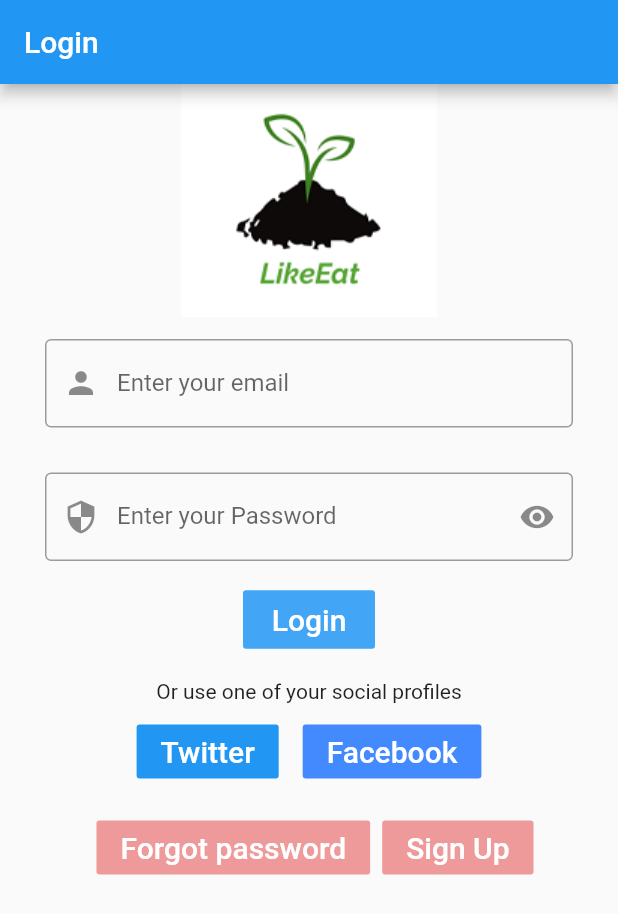
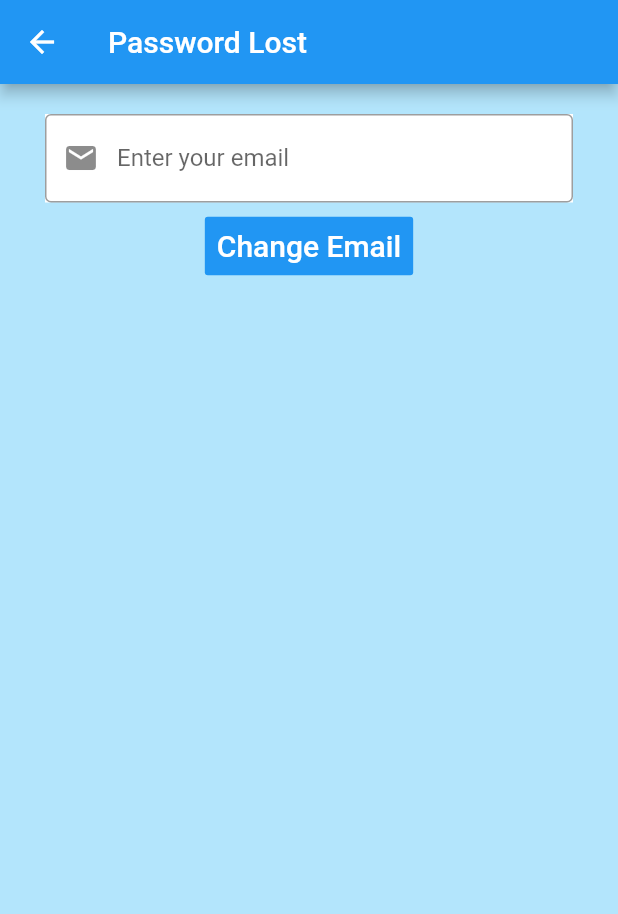
Before and after one commit to cysko7927/like_eat, a Flutter app: the screen it shows after launch, after a tap on "Forgot password", on a phone screen of 412 x 824 dp. Shown: the top 914 px of the screen. Run offline on Flutter 3.47's test engine with Material 2 defaults, Android fonts, the phone set to English and light mode, and no system bars; our stand-ins replace cloud_firestore, firebase_auth, firebase_core, shared_preferences; missing offline and left inert: dart:ffi, direct_select; accounts and stored records are empty.

Commit message:
password recovery updated

```diff
--- /dev/null
+++ b/lib/View/Wrapper/Authenticate/LostPasswordView.dart
@@ -0,0 +1,101 @@
+import 'package:firebase_auth/firebase_auth.dart';
+import 'package:flutter/material.dart';
+import 'package:like_eat/ViewModel/SessionManager.dart';
+import 'package:like_eat/ViewModel/UserDataManager.dart';
+
+class LostPassword extends StatefulWidget {
+  @override
+  _LostPasswordState createState() => _LostPasswordState();
+}
+
+class _LostPasswordState extends State<LostPassword> {
+  final AuthService _auth = AuthService();
+  //attribute for the form
+  final _formKey = GlobalKey<FormState>();
+
+  TextEditingController emailController = TextEditingController();
+
+  //State
+  String email = '';
+
+  @override
+  Widget build(BuildContext context) {
+    //Check if the email is valid in the format with this regular expression
+    bool emailValid = RegExp(
+            r"^[a-zA-Z0-9.a-zA-Z0-9.!#$%&'*+-/=?^_`{|}~]+@[a-zA-Z0-9]+\.[a-zA-Z]+")
+        .hasMatch(email);
+    return Scaffold(
+        backgroundColor: Colors.lightBlue[100],
+        resizeToAvoidBottomInset: false,
+        appBar: AppBar(
+          title: Text('Password Lost'),
+        ),
+        body: SingleChildScrollView(
+          child: Form(
+              key: _formKey,
+              child: Column(children: [
+                Container(
+                  color: Colors.white,
+                  margin: EdgeInsets.only(
+                      left: 30.0, right: 30, top: 20, bottom: 5),
+                  child: TextFormField(
+                    validator: (value) => value.isEmpty || !emailValid
+                        ? "Wrong email format"
+                        : null,
+                    onChanged: (val) {
+                      setState(() => email = val);
+                    },
+                    controller: emailController,
+                    decoration: InputDecoration(
+                      border: OutlineInputBorder(),
+                      labelText: 'Enter your email',
+                      prefixIcon: Icon(Icons.email),
+                    ),
+                  ),
+                ),
+                Container(
+                  child: FlatButton(
+                    color: Colors.blue,
+                    textColor: Colors.white,
+                    disabledColor: Colors.grey,
+                    disabledTextColor: Colors.black,
+                    splashColor: Colors.blueAccent,
+                    padding: EdgeInsets.all(8.0),
+                    onPressed: () async {
+                      if (_formKey.currentState.validate()) {
+                        _auth.resetPassword(email);
+
+                        Widget okButton = FlatButton(
+                          child: Text("Ok"),
+                          onPressed: () {
+                            Navigator.of(context).pop();
+                          },
+                        );
+
+                        // Create AlertDialog
+                        AlertDialog alert = AlertDialog(
+                          title: Text("Email sent"),
+                          actions: [
+                            okButton,
+                          ],
+                        );
+
+                        // show the dialog
+                        showDialog(
+                          context: context,
+                          builder: (BuildContext context) {
+                            return alert;
+                          },
+                        );
+                      }
+                    },
+                    child: Text(
+                      "Change Email",
+                      style: TextStyle(fontSize: 20.0),
+                    ),
+                  ),
+                ),
+              ])),
+        ));
+  }
+}
--- a/lib/View/Wrapper/Authenticate/SignInView.dart
+++ b/lib/View/Wrapper/Authenticate/SignInView.dart
@@ -172,7 +172,9 @@ class _State extends State<SignIn> {
                       disabledColor: Colors.grey,
                       disabledTextColor: Colors.black,
                       splashColor: Colors.redAccent,
-                      onPressed: () {},
+                      onPressed: () {
+                        Navigator.pushNamed(context, 'LostPassword');
+                      },
                       child: Text(
                         "Forgot password",
                         style: TextStyle(fontSize: 20.0),
--- a/lib/main.dart
+++ b/lib/main.dart
@@ -23,6 +23,8 @@ import 'package:like_eat/View/Wrapper/HomePage/Account/Email/EmailView.dart';
 import 'package:like_eat/View/Wrapper/HomePage/Account/Nickname/NicknameView.dart';
 
 import 'package:like_eat/View/Wrapper/wrapper.dart';
+import 'package:like_eat/View/Wrapper/Authenticate/LostPasswordView.dart';
+
 import 'package:like_eat/View/Wrapper/HomePage/Catalog/CatalogView.dart';
 import 'package:like_eat/View/Wrapper/HomePage/Notification/NotificationView.dart';
 import 'package:like_eat/View/Wrapper/HomePage/ObservedProduct/ObservedProductView.dart';
@@ -72,6 +74,7 @@ class MyApp extends StatelessWidget {
             value: AuthService().userAnon, //Check if a user is logged
             child: MaterialApp(
               routes: {
+                'LostPassword': (context) => LostPassword(),
                 'HomePage': (context) => HomePage(),
 
                 'Catalog': (context) => Catalog(),
```
